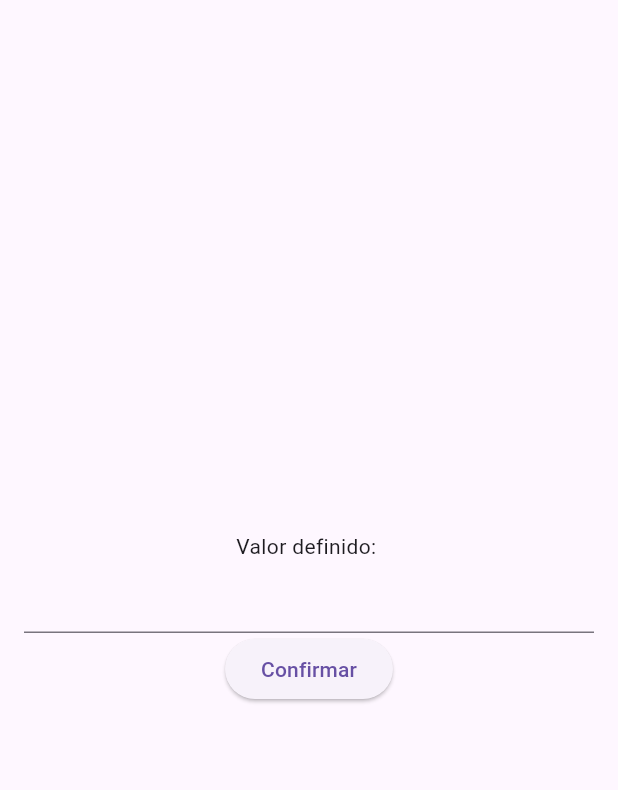
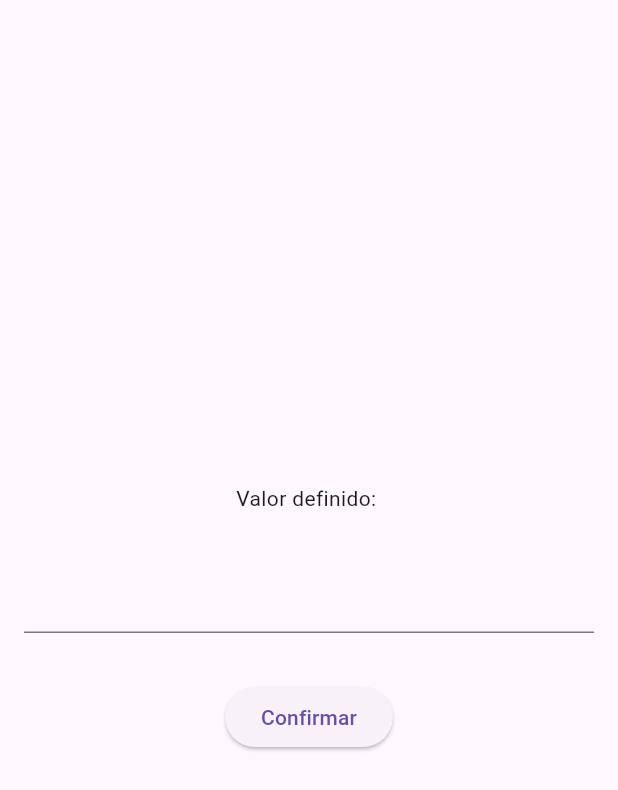
Before and after one commit to MarcusLamagna/intro_Getx_Flutter, a Flutter app: the screen it shows after launch, on a phone screen of 412 x 824 dp. Shown: the top 790 px of the screen. Run offline on Flutter 3.47's test engine with Material 3 defaults, Android fonts, the phone set to English and light mode, and no system bars; our stand-ins replace get.

Commit message:
Utilizando de tipos observáveis e Observando variáveis com Obx

```diff
--- a/getx_intro/lib/main.dart
+++ b/getx_intro/lib/main.dart
@@ -39,21 +39,19 @@ class HomePage extends StatelessWidget {
           mainAxisAlignment: MainAxisAlignment.center,
           children: [
             //Valor
-            GetBuilder<ValueController>(
-              init: valueController,
-              builder: (ctrl) {
-                return Text('Valor definido: ${ctrl.definedValue}');
-              },
-            ),
+            Obx(() {
+              return Text('Valor definido: ${valueController.definedValue}');
+            }),
             //Campo de texto
-            TextField(
+            Padding(
+              padding: const EdgeInsets.symmetric(vertical: 32),
+              child: TextField(
                 controller: textController,
               ),
+            ),
             //Botão
-            GetBuilder<ValueController>(
-              init: valueController,
-              builder: (ctrl) {
-                return ctrl.isLoading
+            Obx(() {
+              return valueController.isLoading.value
                   ? const CircularProgressIndicator()
                   : ElevatedButton(
                       onPressed: () {
@@ -63,8 +61,7 @@ class HomePage extends StatelessWidget {
                       },
                       child: const Text('Confirmar'),
                     );
-              },
-            ),
+            }),
           ],
         ),
       ),
--- a/getx_intro/lib/value_controller.dart
+++ b/getx_intro/lib/value_controller.dart
@@ -2,26 +2,25 @@
 import 'package:get/get.dart';
 
 class ValueController extends GetxController {
+  //Variáveis observáveis do GetX
   //Adicionando variável ao campo texto
-  String definedValue = '';
+  RxString definedValue = ''.obs;
 
   //Criando Loading
-  bool isLoading = false;
+  RxBool isLoading = false.obs;
 
   //Criando uma nova função para chamar
-  Future<void> setValue(String value) async {
+  Future<void> setValue(String newValue) async {
     //Avisando que nossa variável isLoading sofre uma modificação
-    isLoading = true;
-    update();
+    isLoading.value = true;
 
     //Tempo para carregamento de algum processo
     await Future.delayed(const Duration(seconds: 2));
 
-    definedValue = value;
+    definedValue.value = newValue;
 
     //Atualizará o deninedValue que avisará o Getbuilder
     //para retornar o ctrl.definedvalue na nossa main.dart
-    isLoading = false;
-    update();
+    isLoading.value = false;
   }
 }
```
Lines whose indentation alone changed are shown as unchanged.
